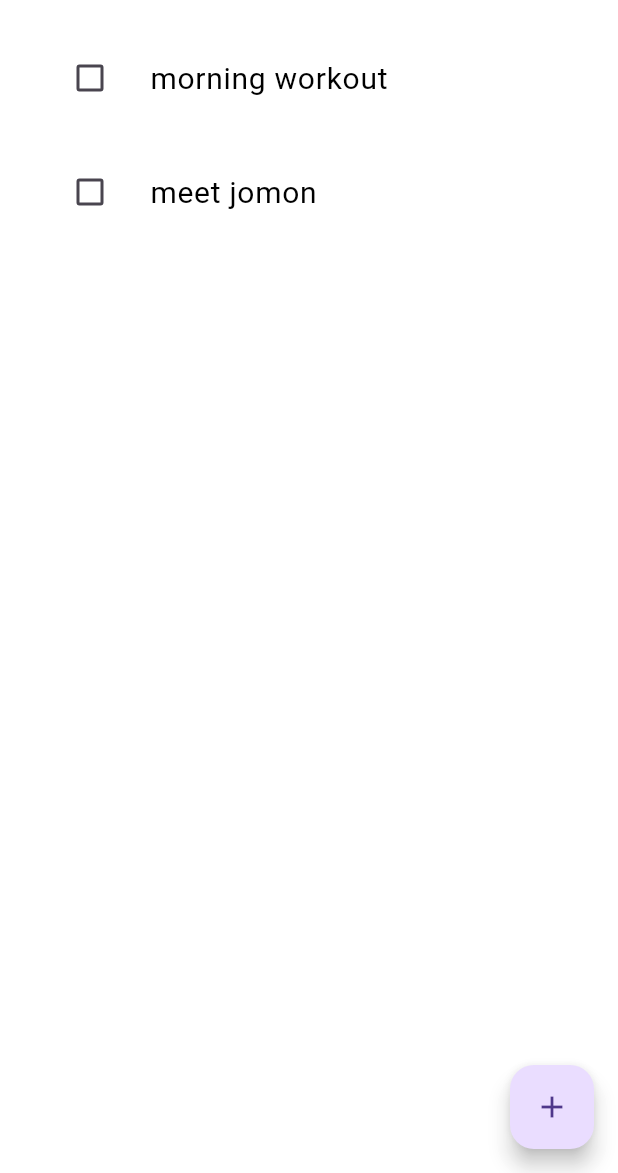
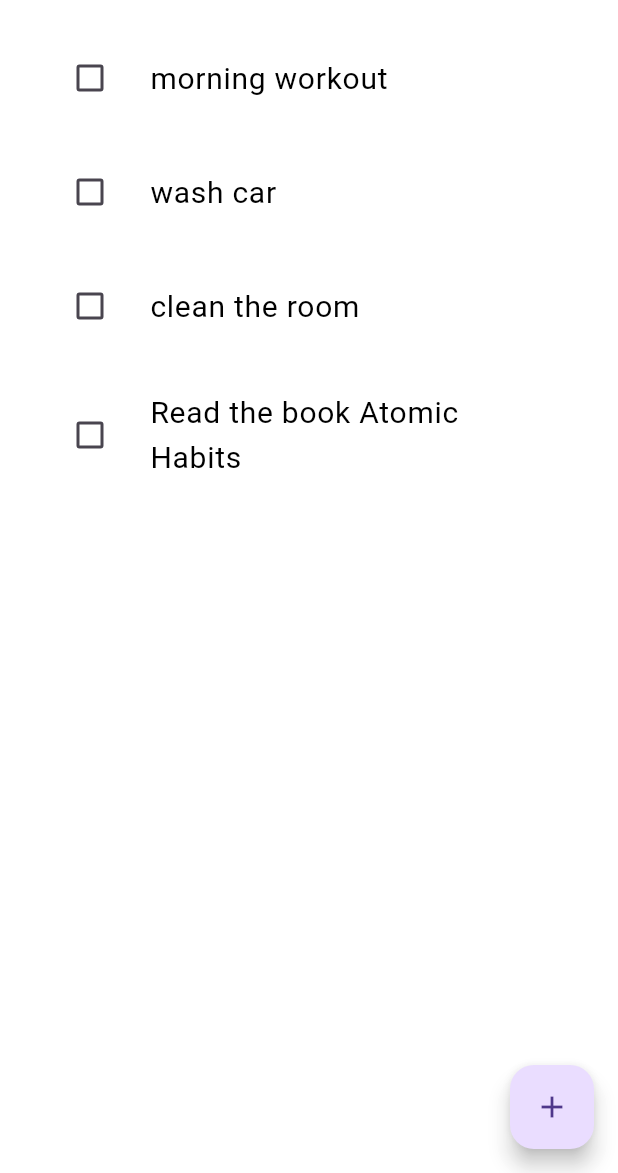
Before and after one commit to BIBINKB97/Todo_app_with_Hive, a Flutter app: the screen it shows after launch, on a phone screen of 412 x 824 dp, the part 63-1236 px from its top. Run offline on Flutter 3.47's test engine with Material 2 defaults, Android fonts, the phone set to English and light mode, and no system bars; drawn by our look-alikes of flutter_slidable; our stand-ins replace hive, hive_flutter; accounts and stored records are empty.

```diff
--- a/lib/constants/colors.dart
+++ b/lib/constants/colors.dart
@@ -2,7 +2,6 @@ import 'package:flutter/material.dart';
 
 const kwhite = Colors.white;
 const kLwhite = Color.fromARGB(230, 255, 255, 255);
-const kgrey = Colors.grey;
 const kblack = Colors.black;
 const kblue = Colors.blue;
 const kred = Colors.red;
--- a/lib/database/database.dart
+++ b/lib/database/database.dart
@@ -7,7 +7,9 @@ class ToDoDatabase {
   void createInitialData() {
     toDoList = [
       ["morning workout", false],
-      ["meet jomon", false],
+      ["wash car ", false],
+       ["clean the room ", false],
+        ["Read the book Atomic Habits", false],
     ];
   }
 
--- a/lib/main.dart
+++ b/lib/main.dart
@@ -6,6 +6,7 @@ void main() async {
   // init the hive
   await Hive.initFlutter();
 //open a box
+  // ignore: unused_local_variable
   var box = await Hive.openBox('Mybox');
   runApp(const MyApp());
 }
```
